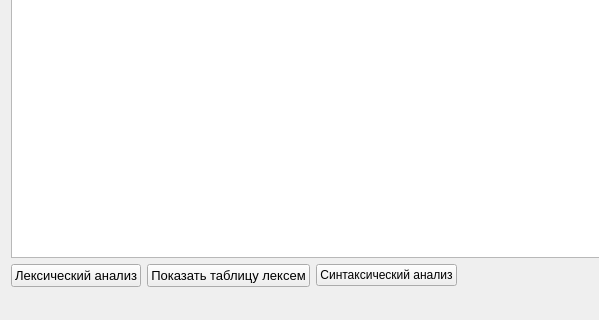
Qt form MyCompiler/mainwindow.ui (Domerk/Disp) before a commit; both pictures show x 0 to 599 and y 137 to 457 of the 741 by 457 pixel window.
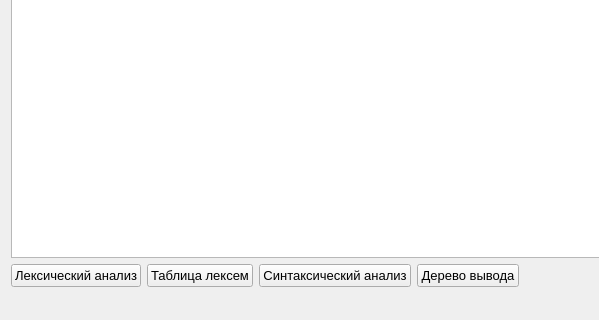
The same form after that commit.

Commit message: Добавлено дерево вывода

Diff of the .ui file:
```diff
--- a/MyCompiler/mainwindow.ui
+++ b/MyCompiler/mainwindow.ui
@@ -60,12 +60,17 @@
            </font>
           </property>
           <property name="text">
-           <string>Показать таблицу лексем</string>
+           <string>Таблица лексем</string>
           </property>
          </widget>
         </item>
         <item>
          <widget class="QPushButton" name="pushButton_3">
+          <property name="font">
+           <font>
+            <pointsize>10</pointsize>
+           </font>
+          </property>
           <property name="text">
            <string>Синтаксический анализ</string>
           </property>
@@ -74,6 +79,18 @@
           </property>
          </widget>
         </item>
+        <item>
+         <widget class="QPushButton" name="pushButton_4">
+          <property name="font">
+           <font>
+            <pointsize>10</pointsize>
+           </font>
+          </property>
+          <property name="text">
+           <string>Дерево вывода</string>
+          </property>
+         </widget>
+        </item>
         <item>
          <spacer name="horizontalSpacer">
           <property name="orientation">
```
The commit also changes 4 other files.
